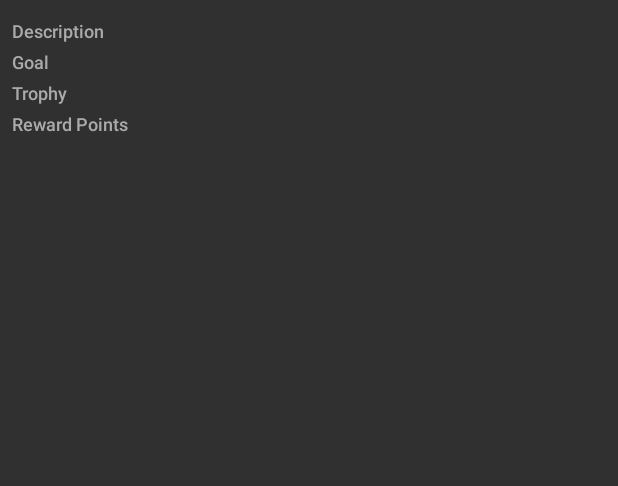
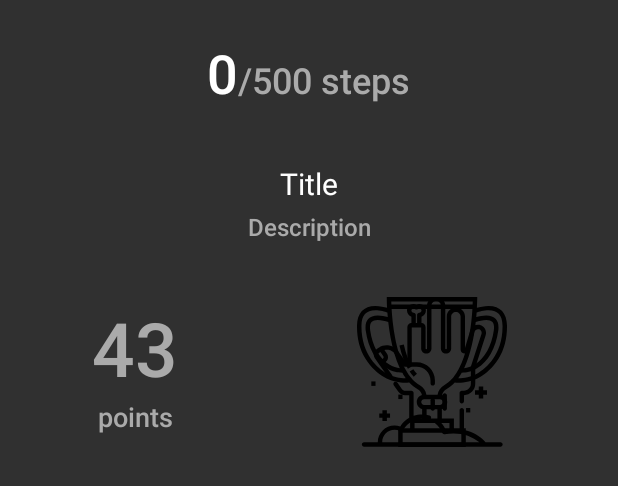
Before and after one commit to rlialko/achievegoals, an Android app: the layout fragment_goal_details.xml on its own in the app's theme, with its tools: preview values and no code run, on a phone screen of 412 x 824 dp. Shown: the top 486 px of the screen. Run offline under Robolectric (Android 15) with nearby library versions, the phone set to English and light mode, and no system bars.

Commit message:
Updated Details UI

```diff
--- a/app/src/main/java/com/ruslanlialko/achievegoals/presentation/details/GoalDetailsFragment.kt
+++ b/app/src/main/java/com/ruslanlialko/achievegoals/presentation/details/GoalDetailsFragment.kt
@@ -4,7 +4,6 @@ import android.os.Bundle
 import android.view.LayoutInflater
 import android.view.View
 import android.view.ViewGroup
-import androidx.appcompat.app.AppCompatActivity
 import androidx.fragment.app.Fragment
 import com.ruslanlialko.achievegoals.data.Goal
 import com.ruslanlialko.achievegoals.databinding.FragmentGoalDetailsBinding
@@ -26,7 +25,6 @@ class GoalDetailsFragment : Fragment() {
         savedInstanceState: Bundle?
     ): View? {
         goalViewModel.setGoal(goal)
-        (activity as AppCompatActivity).supportActionBar?.title = goal.title
         viewDataBinding = FragmentGoalDetailsBinding.inflate(inflater, container, false).apply {
             viewmodel = goalViewModel
             lifecycleOwner = this@GoalDetailsFragment.viewLifecycleOwner
--- a/app/src/main/java/com/ruslanlialko/achievegoals/presentation/details/GoalDetailsViewModel.kt
+++ b/app/src/main/java/com/ruslanlialko/achievegoals/presentation/details/GoalDetailsViewModel.kt
@@ -11,6 +11,17 @@ class GoalDetailsViewModel(repo: GoalsRepository) : ViewModel() {
     private val _goal = MutableLiveData<Goal>()
     val goal: LiveData<Goal> = _goal
 
+    private val _currentSteps = MutableLiveData<Int>()
+    val currentSteps: LiveData<Int> = _currentSteps
+
+    private val _currentDistance = MutableLiveData<Int>()
+    val currentDistance: LiveData<Int> = _currentDistance
+
+    init {
+        _currentSteps.value = 0
+        _currentDistance.value = 0
+    }
+
     fun setGoal(store: Goal) {
         _goal.value = store
     }
--- a/app/src/main/res/layout/fragment_goal_details.xml
+++ b/app/src/main/res/layout/fragment_goal_details.xml
@@ -3,6 +3,10 @@
     xmlns:tools="http://schemas.android.com/tools">
 
     <data>
+
+        <import type="android.text.TextUtils" />
+
+        <import type="android.view.View" />
 
         <variable
             name="viewmodel"
@@ -10,62 +14,163 @@
     </data>
 
 
-    <LinearLayout
+    <RelativeLayout
         android:layout_width="match_parent"
         android:layout_height="wrap_content"
-        android:orientation="vertical"
-        android:padding="8dp">
+        android:orientation="vertical">
+
+        <RelativeLayout
+            android:id="@+id/layoutSteps"
+            android:layout_width="wrap_content"
+            android:layout_height="wrap_content"
+            android:layout_centerHorizontal="true"
+            android:layout_marginTop="24dp"
+            android:visibility="@{TextUtils.equals(viewmodel.goal.type, `step`) ? View.VISIBLE : View.INVISIBLE}">
+
+            <TextView
+                android:id="@+id/tvCurrentStepsCount"
+                android:layout_width="wrap_content"
+                android:layout_height="wrap_content"
+                android:gravity="center"
+                android:maxLines="1"
+                android:text="@{Integer.toString(viewmodel.currentSteps)}"
+                android:textAppearance="@android:style/TextAppearance.Material.Body2"
+                android:textColor="@android:color/white"
+                android:textSize="36sp"
+                tools:text="0" />
+
+            <TextView
+                android:id="@+id/tvCurrentStepsGoal"
+                android:layout_width="wrap_content"
+                android:layout_height="wrap_content"
+                android:layout_alignBaseline="@id/tvCurrentStepsCount"
+                android:layout_toEndOf="@id/tvCurrentStepsCount"
+                android:gravity="center"
+                android:maxLines="1"
+                android:text="@{@string/steps(viewmodel.goal.goal)}"
+                android:textAppearance="@android:style/TextAppearance.Material.Body2"
+                android:textColor="@android:color/darker_gray"
+                android:textSize="24sp"
+                tools:text="/500 steps" />
+
+        </RelativeLayout>
+
+        <RelativeLayout
+            android:layout_width="wrap_content"
+            android:layout_height="wrap_content"
+            android:layout_centerHorizontal="true"
+            android:layout_marginTop="24dp"
+            android:visibility="@{TextUtils.equals(viewmodel.goal.type, `step`) ? View.GONE : View.VISIBLE}">
+
+            <TextView
+                android:id="@+id/tvCurrentDistanceCount"
+                android:layout_width="wrap_content"
+                android:layout_height="wrap_content"
+                android:gravity="center"
+                android:maxLines="1"
+                android:text="@{Integer.toString(viewmodel.currentDistance)}"
+                android:textAppearance="@android:style/TextAppearance.Material.Body2"
+                android:textColor="@android:color/white"
+                android:textSize="36sp" />
+
+            <TextView
+                android:id="@+id/tvCurrentDistanceGoal"
+                android:layout_width="wrap_content"
+                android:layout_height="wrap_content"
+                android:layout_alignBaseline="@id/tvCurrentDistanceCount"
+                android:layout_toEndOf="@id/tvCurrentDistanceCount"
+                android:gravity="center"
+                android:maxLines="1"
+                android:text="@{@string/distance(viewmodel.goal.goal)}"
+                android:textAppearance="@android:style/TextAppearance.Material.Body2"
+                android:textColor="@android:color/darker_gray"
+                android:textSize="24sp" />
+
+        </RelativeLayout>
+
+        <TextView
+            android:id="@+id/tvTitle"
+            android:layout_width="match_parent"
+            android:layout_height="wrap_content"
+            android:layout_below="@id/layoutSteps"
+            android:layout_marginStart="16dp"
+            android:layout_marginTop="36dp"
+            android:layout_marginEnd="16dp"
+            android:gravity="center"
+            android:text="@{viewmodel.goal.title}"
+            android:textAppearance="@android:style/TextAppearance.Material.Body1"
+            android:textColor="@android:color/white"
+            android:textSize="20sp"
+            tools:text="Title" />
 
         <TextView
             android:id="@+id/tvDescription"
             android:layout_width="match_parent"
             android:layout_height="wrap_content"
+            android:layout_below="@id/tvTitle"
+            android:layout_marginStart="16dp"
             android:layout_marginTop="4dp"
-            android:drawablePadding="4dp"
-            android:maxLines="1"
+            android:layout_marginEnd="16dp"
+            android:gravity="center"
             android:text="@{viewmodel.goal.description}"
             android:textAppearance="@android:style/TextAppearance.Material.Body2"
             android:textColor="@android:color/darker_gray"
-            android:textSize="12sp"
+            android:textSize="16sp"
             tools:text="Description" />
 
-        <TextView
-            android:id="@+id/tvGoal"
-            android:layout_width="match_parent"
-            android:layout_height="wrap_content"
-            android:layout_marginTop="4dp"
-            android:drawablePadding="4dp"
-            android:maxLines="1"
-            android:text="@{Integer.toString(viewmodel.goal.goal)}"
-            android:textAppearance="@android:style/TextAppearance.Material.Body2"
-            android:textColor="@android:color/darker_gray"
-            android:textSize="12sp"
-            tools:text="Goal" />
 
         <TextView
-            android:id="@+id/tvRewardTrophy"
-            android:layout_width="match_parent"
+            android:id="@+id/tvRewardPointsCount"
+            android:layout_width="180dp"
             android:layout_height="wrap_content"
-            android:layout_marginTop="4dp"
-            android:drawablePadding="4dp"
-            android:maxLines="1"
-            android:text="@{viewmodel.goal.rewardTrophy}"
-            android:textAppearance="@android:style/TextAppearance.Material.Body2"
-            android:textColor="@android:color/darker_gray"
-            android:textSize="12sp"
-            tools:text="Trophy" />
-
-        <TextView
-            android:id="@+id/tvRewardPoints"
-            android:layout_width="match_parent"
-            android:layout_height="wrap_content"
-            android:layout_marginTop="4dp"
-            android:drawablePadding="4dp"
+            android:layout_below="@id/tvDescription"
+            android:layout_marginTop="36dp"
+            android:gravity="center"
             android:maxLines="1"
             android:text="@{Integer.toString(viewmodel.goal.rewardPoints)}"
             android:textAppearance="@android:style/TextAppearance.Material.Body2"
             android:textColor="@android:color/darker_gray"
-            android:textSize="12sp"
-            tools:text="Reward Points" />
-    </LinearLayout>
+            android:textSize="50sp"
+            tools:text="43" />
+
+        <TextView
+            android:id="@+id/tvRewardPoints"
+            android:layout_width="180dp"
+            android:layout_height="wrap_content"
+            android:layout_below="@id/tvRewardPointsCount"
+            android:gravity="center"
+            android:maxLines="1"
+            android:text="@{@plurals/just_points(viewmodel.goal.rewardPoints)}"
+            android:textAppearance="@android:style/TextAppearance.Material.Body2"
+            android:textColor="@android:color/darker_gray"
+            android:textSize="18sp"
+            tools:text="points" />
+
+        <ImageView
+            android:id="@+id/ivTrophyCup"
+            android:layout_width="match_parent"
+            android:layout_height="100dp"
+            android:layout_below="@id/tvDescription"
+            android:layout_marginTop="36dp"
+            android:layout_marginEnd="16dp"
+            android:layout_toEndOf="@id/tvRewardPoints"
+            android:src="@drawable/ic_cup"
+            android:tint="@{TextUtils.equals(viewmodel.goal.rewardTrophy, `gold_medal`) ? @color/colorGold : TextUtils.equals(viewmodel.goal.rewardTrophy, `silver_medal`) ? @color/colorSilver : @color/colorBronze }"
+            android:visibility="@{TextUtils.equals(viewmodel.goal.rewardTrophy, `zombie_hand`) ? View.GONE : View.VISIBLE}"
+            tools:ignore="ContentDescription" />
+
+        <ImageView
+            android:id="@+id/ivTrophyHand"
+            android:layout_width="match_parent"
+            android:layout_height="100dp"
+            android:layout_below="@id/tvDescription"
+            android:layout_marginTop="36dp"
+            android:layout_marginEnd="16dp"
+            android:layout_toEndOf="@id/tvRewardPoints"
+            android:src="@drawable/ic_hand"
+            android:tint="@{@color/colorZombieHand}"
+            android:visibility="@{TextUtils.equals(viewmodel.goal.rewardTrophy, `zombie_hand`) ? View.VISIBLE : View.GONE}"
+            tools:ignore="ContentDescription" />
+
+    </RelativeLayout>
 </layout>
--- a/app/src/main/res/navigation/navigation_graph.xml
+++ b/app/src/main/res/navigation/navigation_graph.xml
@@ -25,7 +25,7 @@
     <fragment
         android:id="@+id/goalDetailsFragment"
         android:name="com.ruslanlialko.achievegoals.presentation.details.GoalDetailsFragment"
-        android:label="Goal Details"
+        android:label="@string/goal_details_title"
         tools:layout="@layout/fragment_goal_details">
 
     </fragment>
--- a/app/src/main/res/values/strings.xml
+++ b/app/src/main/res/values/strings.xml
@@ -1,11 +1,19 @@
 <resources>
     <string name="app_name">Achieve Goals</string>
     <string name="goals_list_title">Daily Goals</string>
+    <string name="goal_details_title">Goal Details</string>
     <string name="loading_error">Error while loading goals</string>
+    <string name="steps">/%d steps</string>
+    <string name="distance">/%d meters</string>
 
     <plurals name="points">
         <item quantity="one">%d point</item>
         <item quantity="other">%d points</item>
     </plurals>
 
+    <plurals name="just_points">
+        <item quantity="one">point</item>
+        <item quantity="other">points</item>
+    </plurals>
+
 </resources>
```
